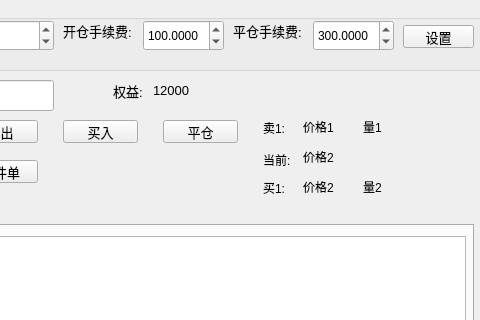
First picture: the form in FutureSystem/mocktrade.ui, repository spartawwy/FuturesForecast, before the edit; both pictures show x 157 to 637 and y 0 to 320 of the 637 by 579 pixel window.
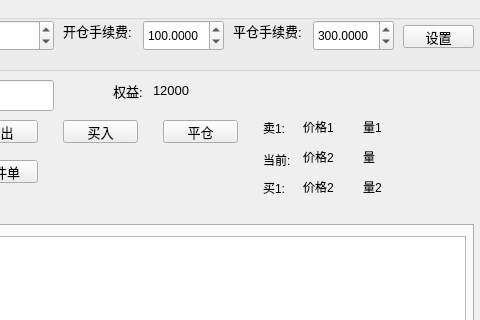
Second picture: the form after the edit.

What changed in the file:
```diff
--- a/FutureSystem/mocktrade.ui
+++ b/FutureSystem/mocktrade.ui
@@ -469,6 +469,19 @@
     <string>当前:</string>
    </property>
   </widget>
+  <widget class="QLabel" name="le_cur_vol">
+   <property name="geometry">
+    <rect>
+     <x>520</x>
+     <y>150</y>
+     <width>46</width>
+     <height>13</height>
+    </rect>
+   </property>
+   <property name="text">
+    <string>量</string>
+   </property>
+  </widget>
  </widget>
  <resources/>
  <connections/>
```
